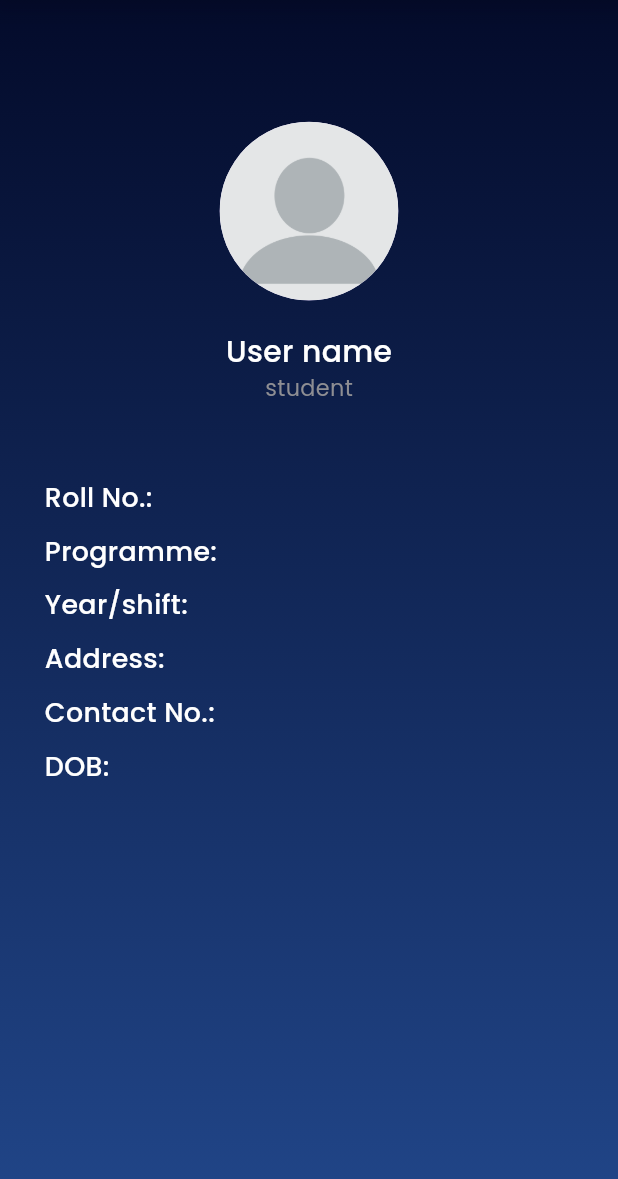
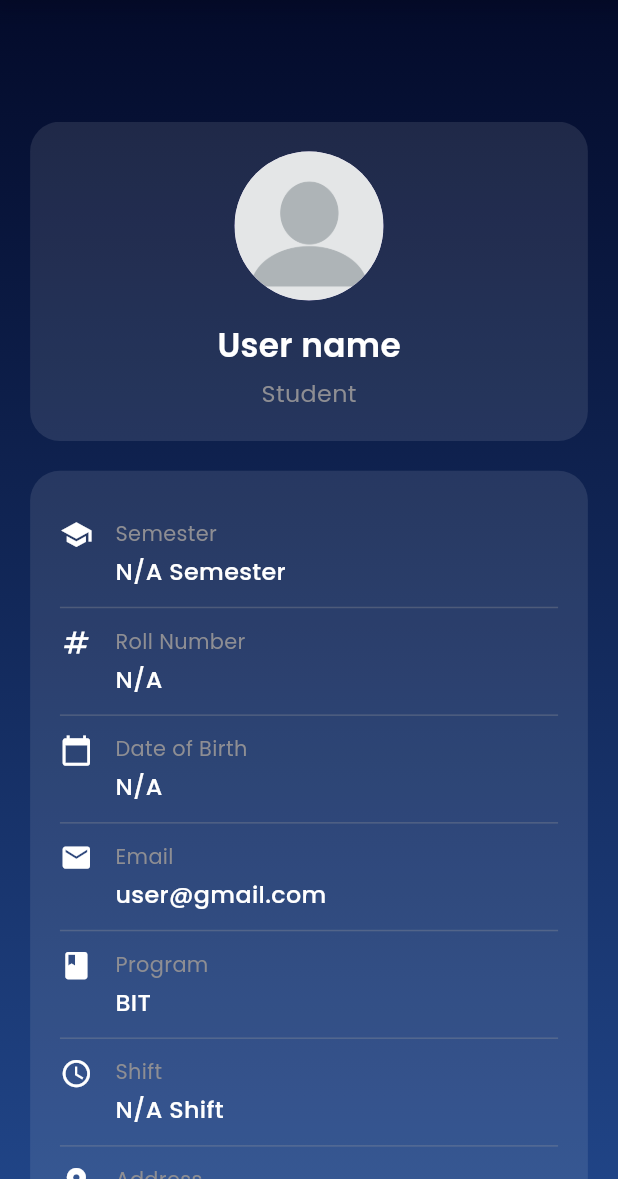
Before and after one commit to Sanwor/Campus-Connect, a Flutter app: the HomePage screen opened directly, after a tap on the "person" icon, on a phone screen of 412 x 824 dp, the part 57-1236 px from its top. Run offline on Flutter 3.47's test engine with Material 3 defaults, Android fonts, the phone set to English and light mode, and no system bars; our stand-ins replace connectivity_plus, dio, firebase_auth, firebase_core, firebase_messaging, flutter_local_notifications and 7 more; accounts and stored records are empty; network calls fail.

Commit message:
[Modified] -profile page , model,services and controller

```diff
--- a/lib/main.dart
+++ b/lib/main.dart
@@ -3,9 +3,11 @@ import 'dart:developer';
 import 'package:campus_connect/src/app_config/constant.dart';
 import 'package:campus_connect/src/app_config/dio_interceptor.dart';
 import 'package:campus_connect/src/controller/auth_controller.dart';
+import 'package:campus_connect/src/controller/profile_controller.dart';
 import 'package:campus_connect/src/services/auth_service.dart';
 import 'package:campus_connect/src/services/notice_service.dart';
 import 'package:campus_connect/src/services/notification_services.dart';
+import 'package:campus_connect/src/services/profile_services.dart';
 import 'package:dio/dio.dart';
 import 'package:firebase_core/firebase_core.dart';
 import 'package:firebase_messaging/firebase_messaging.dart';
@@ -54,6 +56,8 @@ final dio = Dio(
   Get.put<AuthService>(AuthService(dio));
   Get.put<NoticeService>(NoticeService(dio));
   Get.put<AuthController>(AuthController());
+  Get.put<ProfileService>(ProfileService(dio));
+  Get.put<ProfileController>(ProfileController());
 
   runApp(const MyWidget());
 }
--- a/lib/src/controller/auth_controller.dart
+++ b/lib/src/controller/auth_controller.dart
@@ -2,6 +2,7 @@ import 'dart:developer';
 
 import 'package:campus_connect/src/app_config/api_repo.dart';
 import 'package:campus_connect/src/app_utils/read_write.dart';
+import 'package:campus_connect/src/controller/profile_controller.dart';
 import 'package:campus_connect/src/services/auth_service.dart';
 import 'package:campus_connect/src/services/notification_services.dart';
 import 'package:campus_connect/src/view/bottom_nav.dart';
@@ -180,6 +181,11 @@ class AuthController extends GetxController {
     write("isAdmin", "false");
     username.value = '';
     isAdmin.value = false;
+
+    // Clear profile data
+    final ProfileController profileController = Get.find<ProfileController>();
+    profileController.profile.value = null;
+
     Get.offAllNamed('login/');
   }
   }
--- /dev/null
+++ b/lib/src/controller/profile_controller.dart
@@ -0,0 +1,73 @@
+import 'dart:developer';
+import 'package:campus_connect/src/services/profile_services.dart';
+import 'package:dio/dio.dart';
+import 'package:get/get.dart' hide FormData, MultipartFile;
+import '../model/profile_model.dart';
+
+class ProfileController extends GetxController {
+  final ProfileService _profileService = Get.find();
+
+  var isLoading = false.obs;
+  var profile = Rx<ProfileModel?>(null);
+  var errorMessage = ''.obs;
+
+  Future<void> getProfile() async {
+    try {
+      isLoading.value = true;
+      errorMessage.value = '';
+
+      final response = await _profileService.getProfile();
+
+      if (response.statusCode == 200) {
+        profile.value = ProfileModel.fromJson(response.data);
+        log('✅ Profile loaded successfully');
+      } else {
+        errorMessage.value = 'Failed to load profile';
+        log('❌ Profile load failed: ${response.statusCode}');
+      }
+    } catch (e) {
+      errorMessage.value = 'Error loading profile: $e';
+      log('❌ Profile error: $e');
+    } finally {
+      isLoading.value = false;
+    }
+  }
+
+  Future<void> updateProfile({
+    String? firstName,
+    String? lastName,
+    String? rollNo,
+    int? semester,
+    String? dob,
+    String? address,
+    String? shift,
+    String? imagePath,
+  }) async {
+    try {
+      isLoading.value = true;
+
+      var formData = FormData.fromMap({
+        if (firstName != null) 'first_name': firstName,
+        if (lastName != null) 'last_name': lastName,
+        if (rollNo != null) 'roll_no': rollNo,
+        if (semester != null) 'semester': semester,
+        if (dob != null) 'dob': dob,
+        if (address != null) 'address': address,
+        if (shift != null) 'shift': shift,
+        if (imagePath != null) 'image': await MultipartFile.fromFile(imagePath),
+      });
+
+      final response = await _profileService.updateProfile(formData);
+
+      if (response.statusCode == 200) {
+        // Refresh profile data
+        await getProfile();
+        Get.snackbar('Success', 'Profile updated successfully');
+      }
+    } catch (e) {
+      Get.snackbar('Error', 'Failed to update profile: $e');
+    } finally {
+      isLoading.value = false;
+    }
+  }
+}
--- /dev/null
+++ b/lib/src/model/profile_model.dart
@@ -0,0 +1,47 @@
+class ProfileModel {
+  final String firstName;
+  final String lastName;
+  final String rollNo;
+  final int semester;
+  final String dob;
+  final String address;
+  final String? image;
+  final String shift;
+
+  ProfileModel({
+    required this.firstName,
+    required this.lastName,
+    required this.rollNo,
+    required this.semester,
+    required this.dob,
+    required this.address,
+    this.image,
+    required this.shift,
+  });
+
+  factory ProfileModel.fromJson(Map<String, dynamic> json) {
+    return ProfileModel(
+      firstName: json['first_name'] ?? '',
+      lastName: json['last_name'] ?? '',
+      rollNo: json['roll_no'] ?? '',
+      semester: json['semester'] ?? 0,
+      dob: json['dob'] ?? '',
+      address: json['address'] ?? '',
+      image: json['image'] ?? '',
+      shift: json['shift'] ?? '',
+    );
+  }
+
+  Map<String, dynamic> toJson() {
+    return {
+      'first_name': firstName,
+      'last_name': lastName,
+      'roll_no': rollNo,
+      'semester': semester,
+      'dob': dob,
+      'address': address,
+      'image': image,
+      'shift': shift,
+    };
+  }
+}
--- /dev/null
+++ b/lib/src/services/profile_services.dart
@@ -0,0 +1,18 @@
+import 'package:dio/dio.dart';
+
+class ProfileService {
+  final Dio _dio;
+
+  ProfileService(this._dio);
+
+  Future<Response> getProfile() async {
+    return await _dio.get('auth/profile/');
+  }
+
+  Future<Response> updateProfile(FormData formData) async {
+    return await _dio.patch(
+      'auth/profile/',
+      data: formData,
+    );
+  }
+}
--- a/lib/src/view/home_page.dart
+++ b/lib/src/view/home_page.dart
@@ -6,6 +6,7 @@ import 'package:campus_connect/src/view/bottom_nav.dart';
 import 'package:campus_connect/src/view/create_notice.dart';
 import 'package:campus_connect/src/view/notice_details.dart';
 import 'package:campus_connect/src/view/profile_page.dart';
+import 'package:campus_connect/src/view/user_list.dart';
 import 'package:campus_connect/src/widgets/custom_alerts.dart';
 import 'package:campus_connect/src/widgets/notice_container.dart';
 import 'package:firebase_auth/firebase_auth.dart';
@@ -54,13 +55,19 @@ class _HomePageState extends State<HomePage> {
         ),
         actions: [
           IconButton(
-              onPressed: () {
-                Get.to(() => ProfilePage());
-              },
-              icon: Icon(
-                Icons.person,
-                color: Color(0xffFFFFFF),
-              ))
+            onPressed: () {
+              final AuthController authController = Get.find<AuthController>();
+              if (authController.isAdmin.value) {
+                Get.to(() => UsersPage()); // Navigate to Users list for admin
+              } else {
+                Get.to(() => ProfilePage()); // Navigate to Profile for students
+              }
+            },
+            icon: Icon(
+              Icons.person,
+              color: Color(0xffFFFFFF),
+            ),
+          )
         ],
       ),
 
--- a/lib/src/view/profile_page.dart
+++ b/lib/src/view/profile_page.dart
@@ -1,3 +1,5 @@
+import 'package:campus_connect/src/controller/auth_controller.dart';
+import 'package:campus_connect/src/controller/profile_controller.dart';
 import 'package:flutter/material.dart';
 import 'package:flutter_screenutil/flutter_screenutil.dart';
 import 'package:get/get.dart';
@@ -10,6 +12,18 @@ class ProfilePage extends StatefulWidget {
 }
 
 class _ProfilePageState extends State<ProfilePage> {
+  final ProfileController profileController = Get.find<ProfileController>();
+  final AuthController authController = Get.find<AuthController>();
+
+  @override
+  void initState() {
+    super.initState();
+    // Load profile when page opens
+    WidgetsBinding.instance.addPostFrameCallback((_) {
+      profileController.getProfile();
+    });
+  }
+
   @override
   Widget build(BuildContext context) {
     return Scaffold(
@@ -31,7 +45,6 @@ class _ProfilePageState extends State<ProfilePage> {
               fontWeight: FontWeight.w700,
               color: Color(0xffFFFFFF)),
         ),
-
       ),
       body: Container(
         padding: EdgeInsets.only(top: 120.sp),
@@ -46,90 +59,148 @@ class _ProfilePageState extends State<ProfilePage> {
                 Color(0xff204486),
               ]),
         ),
+        child: Obx(() {
+          if (profileController.isLoading.value) {
+            return Center(child: CircularProgressIndicator(color: Colors.white));
+          }
+
+          final profile = profileController.profile.value;
+
+          return SingleChildScrollView(
+            child: Column(
+              children: [
+                // Profile Picture and Basic Info
+                Container(
+                  width: double.infinity,
+                  padding: EdgeInsets.all(20.sp),
+                  margin: EdgeInsets.symmetric(horizontal: 20.w),
+                  decoration: BoxDecoration(
+                    borderRadius: BorderRadius.circular(20.r),
+                    color: Colors.white.withValues(alpha: 0.1),
+                  ),
                   child: Column(
                     children: [
                       CircleAvatar(
-              radius: 60.sp,
-              backgroundImage: AssetImage('assets/profile.png'),
+                        radius: 50.sp,
+                        backgroundImage: profile?.image != null
+                            ? NetworkImage(profile!.image!) as ImageProvider
+                            : AssetImage('assets/profile.png'),
                       ),
-            SizedBox(height: 20.h),
+                      SizedBox(height: 15.h),
                       Text(
-              'User name',
+                        profile != null
+                            ? '${profile.firstName} ${profile.lastName}'
+                            : 'User name',
                         style: TextStyle(
                             color: Color(0xffFFFFFF),
-                  fontSize: 20.sp,
-                  fontWeight: FontWeight.w500),
+                            fontSize: 22.sp,
+                            fontWeight: FontWeight.w600),
                       ),
+                      SizedBox(height: 5.h),
                       Text(
-              'student',
+                        authController.isAdmin.value ? 'Admin' : 'Student',
                         style: TextStyle(
                             color: Color(0xff8E8E93),
-                  fontSize: 15.sp,
+                            fontSize: 16.sp,
                             fontWeight: FontWeight.w400),
                       ),
+                    ],
+                  ),
+                ),
 
-            //details container
-            SizedBox(
-              width: double.infinity,
-              child: Padding(
-                padding: EdgeInsets.only(left: 30.sp, top: 50.sp),
+                SizedBox(height: 20.h),
+
+                // Details Container
+                Container(
+                  padding: EdgeInsets.all(20.sp),
+                  margin: EdgeInsets.symmetric(horizontal: 20.w),
+                  decoration: BoxDecoration(
+                    borderRadius: BorderRadius.circular(20.r),
+                    color: Colors.white.withValues(alpha: 0.1),
+                  ),
+                  child: Column(
+                    children: [
+                      _buildProfileItem(Icons.school, 'Semester', '${profile?.semester ?? 'N/A'}${_getOrdinal(profile?.semester)} Semester'),
+                      _buildDivider(),
+                      _buildProfileItem(Icons.numbers_outlined, 'Roll Number', profile?.rollNo ?? 'N/A'),
+                      _buildDivider(),
+                      _buildProfileItem(Icons.calendar_today, 'Date of Birth', profile?.dob ?? 'N/A'),
+                      _buildDivider(),
+                      _buildProfileItem(Icons.email, 'Email', '${profile?.firstName.toLowerCase() ?? 'user'}@gmail.com'),
+                      _buildDivider(),
+                      _buildProfileItem(Icons.book, 'Program', 'BIT'),
+                      _buildDivider(),
+                      _buildProfileItem(Icons.schedule, 'Shift', '${profile?.shift ?? 'N/A'} Shift'),
+                      _buildDivider(),
+                      _buildProfileItem(Icons.location_on, 'Address', profile?.address ?? 'N/A'),
+                      _buildDivider(),
+                      _buildProfileItem(Icons.phone, 'Contact Number', '9841XXXXXX'),
+                    ],
+                  ),
+                ),
+              ],
+            ),
+          );
+        }),
+      ),
+    );
+  }
+
+  Widget _buildProfileItem(IconData icon, String label, String value) {
+    return Padding(
+      padding: EdgeInsets.symmetric(vertical: 12.h),
+      child: Row(
+        crossAxisAlignment: CrossAxisAlignment.start,
+        children: [
+          Icon(
+            icon,
+            color: Color(0xffFFFFFF),
+            size: 22.sp,
+          ),
+          SizedBox(width: 15.w),
+          Expanded(
             child: Column(
               crossAxisAlignment: CrossAxisAlignment.start,
               children: [
                 Text(
-                      'Roll No.:',
+                  label,
+                  style: TextStyle(
+                    color: Color(0xff8E8E93),
+                    fontSize: 14.sp,
+                    fontWeight: FontWeight.w400,
+                  ),
+                ),
+                SizedBox(height: 4.h),
+                Text(
+                  value,
                   style: TextStyle(
                     color: Color(0xffFFFFFF),
-                          fontSize: 18.sp,
-                          fontWeight: FontWeight.w500),
+                    fontSize: 16.sp,
+                    fontWeight: FontWeight.w500,
                   ),
-                    SizedBox(height: 10.h),
-                    Text(
-                      'Programme:',
-                      style: TextStyle(
-                          color: Color(0xffFFFFFF),
-                          fontSize: 18.sp,
-                          fontWeight: FontWeight.w500),
                 ),
-                    SizedBox(height: 10.h),
-                    Text(
-                      'Year/shift:',
-                      style: TextStyle(
-                          color: Color(0xffFFFFFF),
-                          fontSize: 18.sp,
-                          fontWeight: FontWeight.w500),
-                    ),
-                    SizedBox(height: 10.h),
-                    Text(
-                      'Address:',
-                      style: TextStyle(
-                          color: Color(0xffFFFFFF),
-                          fontSize: 18.sp,
-                          fontWeight: FontWeight.w500),
-                    ),
-                    SizedBox(height: 10.h),
-                    Text(
-                      'Contact No.:',
-                      style: TextStyle(
-                          color: Color(0xffFFFFFF),
-                          fontSize: 18.sp,
-                          fontWeight: FontWeight.w500),
-                    ),
-                    SizedBox(height: 10.h),
-                    Text(
-                      'DOB:',
-                      style: TextStyle(
-                          color: Color(0xffFFFFFF),
-                          fontSize: 18.sp,
-                          fontWeight: FontWeight.w500),
-                    )
               ],
             ),
           ),
-            )
         ],
-        ),
       ),
     );
   }
+
+  Widget _buildDivider() {
+    return Divider(
+      color: Colors.grey.withOpacity(0.3),
+      height: 1.h,
+    );
   }
+
+  String _getOrdinal(int? semester) {
+    if (semester == null) return '';
+    switch (semester) {
+      case 1: return 'st';
+      case 2: return 'nd';
+      case 3: return 'rd';
+      default: return 'th';
+    }
+  }
+}
```
Also changed, not shown: lib/src/view/user_list.dart (added, +87 -0 lines). Lines whose indentation alone changed are shown as unchanged.
